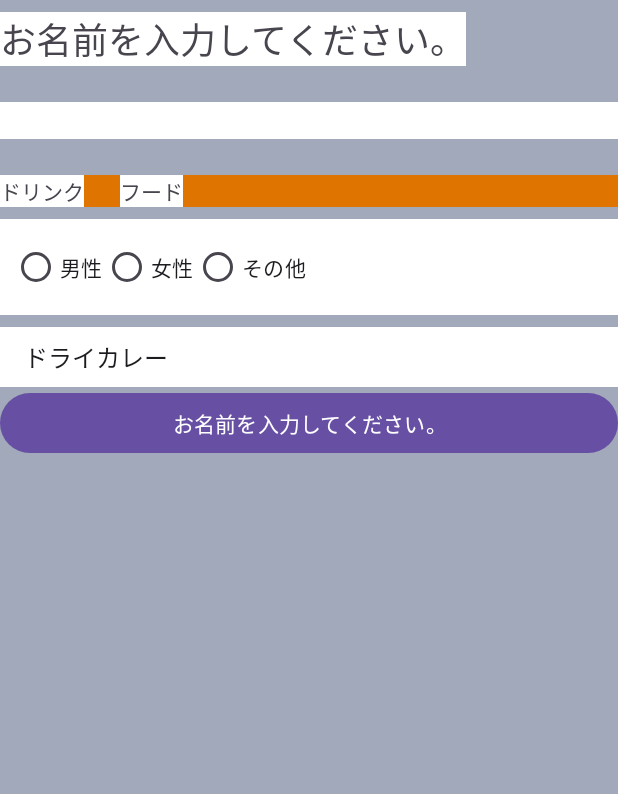
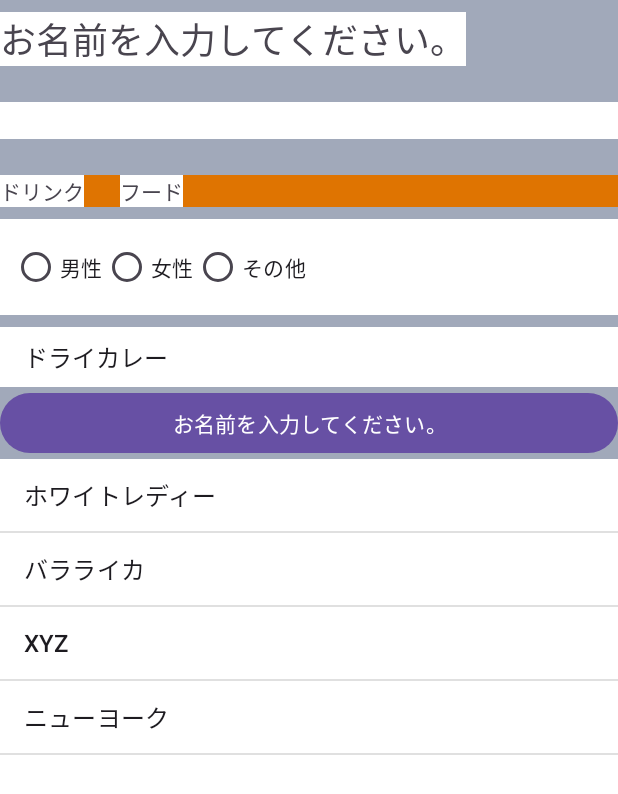
Before and after one commit to piny940/kotlin-android-basic, an Android app: the screen it shows after launch (MainActivity), on a phone screen of 412 x 824 dp. Shown: the top 794 px of the screen. Run offline under Robolectric (Android 15) with nearby library versions, the light colour scheme and no system bars.

Commit message:
ListViewを追加

```diff
--- a/ViewSample/app/src/main/res/layout/activity_main.xml
+++ b/ViewSample/app/src/main/res/layout/activity_main.xml
@@ -67,9 +67,18 @@
         android:background="#ffffff"
         android:entries="@array/sp_currylist"
         android:padding="8dp" />
+
     <Button
         android:id="@+id/btSave"
         android:layout_width="match_parent"
         android:layout_height="wrap_content"
         android:text="@string/tv_msg" />
+
+    <ListView
+        android:layout_width="match_parent"
+        android:layout_height="0dp"
+        android:layout_weight="1"
+        android:background="#ffffff"
+        android:entries="@array/lv_cocktaillist" />
+
 </LinearLayout>
--- a/ViewSample/app/src/main/res/values/strings.xml
+++ b/ViewSample/app/src/main/res/values/strings.xml
@@ -16,4 +16,10 @@
         <item>キーマカレー</item>
         <item>グリーンカレー</item>
     </string-array>
+    <string-array name="lv_cocktaillist">
+        <item>ホワイトレディー</item>
+        <item>バラライカ</item>
+        <item>XYZ</item>
+        <item>ニューヨーク</item>
+    </string-array>
 </resources>
```
